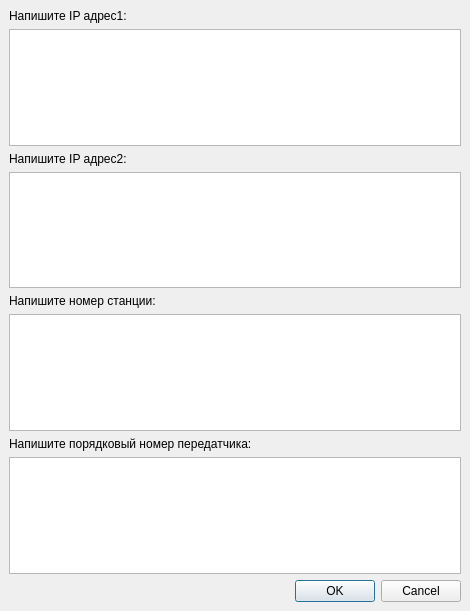
The window that design.ui (David138it/Py-DataCollection) describes before a commit, drawn with Qt 5.
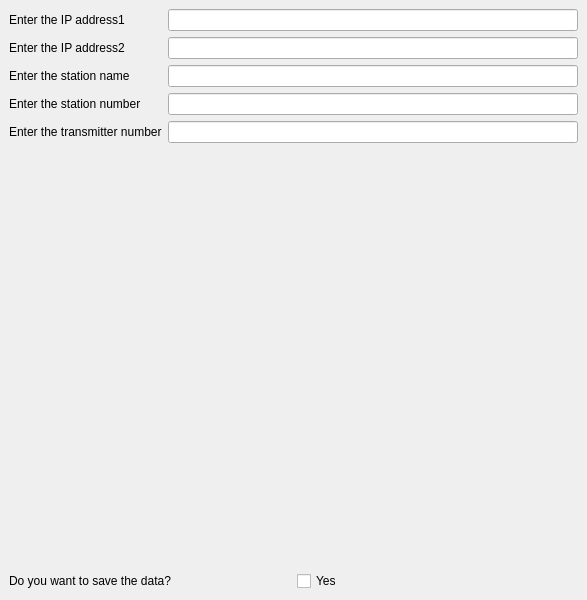
The same window after the commit.

Commit message: the program works through a graphical interface

The edit to the form file:
```diff
--- a/design.ui
+++ b/design.ui
@@ -6,62 +6,102 @@
    <rect>
     <x>0</x>
     <y>0</y>
-    <width>470</width>
-    <height>611</height>
+    <width>587</width>
+    <height>600</height>
    </rect>
   </property>
   <property name="windowTitle">
    <string>MainWindow</string>
   </property>
   <widget class="QWidget" name="centralwidget">
-   <layout class="QVBoxLayout" name="verticalLayout">
+   <layout class="QVBoxLayout" name="verticalLayout_3">
+    <item>
+     <layout class="QHBoxLayout" name="horizontalLayout_3">
+      <item>
+       <layout class="QVBoxLayout" name="verticalLayout_2">
     <item>
      <widget class="QLabel" name="label">
       <property name="text">
-       <string>Напишите IP адрес1:</string>
+           <string>Enter the IP address1</string>
       </property>
      </widget>
     </item>
-    <item>
-     <widget class="QTextEdit" name="textEdit"/>
-    </item>
     <item>
      <widget class="QLabel" name="label_2">
       <property name="text">
-       <string>Напишите IP адрес2:</string>
+           <string>Enter the IP address2</string>
       </property>
      </widget>
     </item>
-    <item>
-     <widget class="QTextEdit" name="textEdit_2"/>
-    </item>
     <item>
      <widget class="QLabel" name="label_3">
       <property name="text">
-       <string>Напишите номер станции:</string>
+           <string>Enter the station name</string>
       </property>
      </widget>
     </item>
-    <item>
-     <widget class="QTextEdit" name="textEdit_3"/>
-    </item>
     <item>
      <widget class="QLabel" name="label_4">
       <property name="text">
-       <string>Напишите порядковый номер передатчика:</string>
+           <string>Enter the station number</string>
       </property>
      </widget>
     </item>
     <item>
-     <widget class="QTextEdit" name="textEdit_4"/>
-    </item>
+         <widget class="QLabel" name="label_5">
+          <property name="text">
+           <string>Enter the transmitter number</string>
+          </property>
+         </widget>
+        </item>
+       </layout>
+      </item>
     <item>
-     <widget class="QDialogButtonBox" name="buttonBox">
-      <property name="standardButtons">
-       <set>QDialogButtonBox::Cancel|QDialogButtonBox::Ok</set>
+       <layout class="QVBoxLayout" name="verticalLayout">
+        <item>
+         <widget class="QLineEdit" name="lineEdit"/>
+        </item>
+        <item>
+         <widget class="QLineEdit" name="lineEdit_2"/>
+        </item>
+        <item>
+         <widget class="QLineEdit" name="lineEdit_3"/>
+        </item>
+        <item>
+         <widget class="QLineEdit" name="lineEdit_4"/>
+        </item>
+        <item>
+         <widget class="QLineEdit" name="lineEdit_5"/>
+        </item>
+       </layout>
+      </item>
+     </layout>
+    </item>
+    <item>
+     <widget class="QLabel" name="label_result">
+      <property name="text">
+       <string/>
       </property>
      </widget>
     </item>
+    <item>
+     <layout class="QHBoxLayout" name="horizontalLayout">
+      <item>
+       <widget class="QLabel" name="label_6">
+        <property name="text">
+         <string>Do you want to save the data?</string>
+        </property>
+       </widget>
+      </item>
+      <item>
+       <widget class="QCheckBox" name="checkBox">
+        <property name="text">
+         <string>Yes</string>
+        </property>
+       </widget>
+      </item>
+     </layout>
+    </item>
    </layout>
   </widget>
  </widget>
```
Lines whose indentation alone changed are shown as unchanged. The commit also changes 4 other files.
